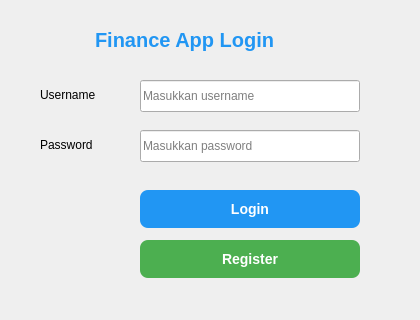
First picture: the form in logindialog.ui, repository raduolatch/qt-finance-app, before the edit.
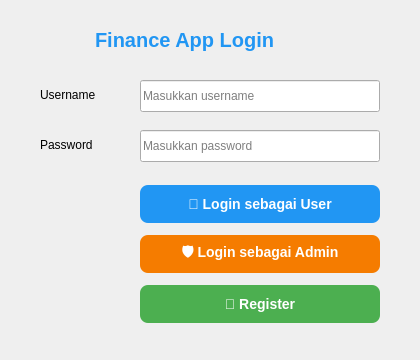
Second picture: the form after the edit.

Commit message: nambahin filture admin

What changed in the file:
```diff
--- a/logindialog.ui
+++ b/logindialog.ui
@@ -9,10 +9,9 @@
     <x>0</x>
     <y>0</y>
     <width>420</width>
-    <height>320</height>
+    <height>360</height>
    </rect>
   </property>
-
   <property name="windowTitle">
    <string>Login Finance App</string>
   </property>
@@ -69,11 +68,10 @@
     <rect>
      <x>140</x>
      <y>80</y>
-     <width>220</width>
+     <width>240</width>
      <height>32</height>
     </rect>
    </property>
-
    <property name="placeholderText">
     <string>Masukkan username</string>
    </property>
@@ -105,11 +103,10 @@
     <rect>
      <x>140</x>
      <y>130</y>
-     <width>220</width>
+     <width>240</width>
      <height>32</height>
     </rect>
    </property>
-
    <property name="echoMode">
     <enum>QLineEdit::Password</enum>
    </property>
@@ -120,52 +117,53 @@
 
   </widget>
 
-  <!-- LOGIN BUTTON -->
-
-  <widget class="QPushButton" name="btnLogin">
-
+  <!-- BTN LOGIN USER -->
+  <widget class="QPushButton" name="btnLoginUser">
    <property name="geometry">
     <rect>
      <x>140</x>
-     <y>190</y>
-     <width>220</width>
+     <y>185</y>
+     <width>240</width>
      <height>38</height>
     </rect>
    </property>
-
+   <property name="styleSheet">
+    <string notr="true">background-color:#2196F3;color:white;font-weight:bold;font-size:14px;border-radius:8px;</string>
+   </property>
    <property name="text">
-    <string>Login</string>
+    <string>👤 Login sebagai User</string>
    </property>
+  </widget>
 
+  <!-- BTN LOGIN ADMIN -->
+  <widget class="QPushButton" name="btnLoginAdmin">
+   <property name="geometry">
+    <rect>
+     <x>140</x>
+     <y>235</y>
+     <width>240</width>
+     <height>38</height>
+    </rect>
+   </property>
    <property name="styleSheet">
-    <string notr="true">
-background-color:#2196F3;
-color:white;
-font-weight:bold;
-font-size:14px;
-border-radius:8px;
-    </string>
+    <string notr="true">background-color:#F57C00;color:white;font-weight:bold;font-size:14px;border-radius:8px;</string>
    </property>
-
+   <property name="text">
+    <string>🛡️ Login sebagai Admin</string>
+   </property>
   </widget>
 
-  <!-- REGISTER BUTTON -->
-
+  <!-- BTN REGISTER -->
   <widget class="QPushButton" name="btnRegister">
 
    <property name="geometry">
     <rect>
      <x>140</x>
-     <y>240</y>
-     <width>220</width>
+     <y>285</y>
+     <width>240</width>
      <height>38</height>
     </rect>
    </property>
-
-   <property name="text">
-    <string>Register</string>
-   </property>
-
    <property name="styleSheet">
     <string notr="true">
 background-color:#4CAF50;
@@ -175,7 +173,9 @@
 border-radius:8px;
     </string>
    </property>
-
+   <property name="text">
+    <string>📝 Register</string>
+   </property>
   </widget>
 
  </widget>
```
Left out of the diff: 44 changed lines with no effect on the pictures. The commit also changes 78 other files.
